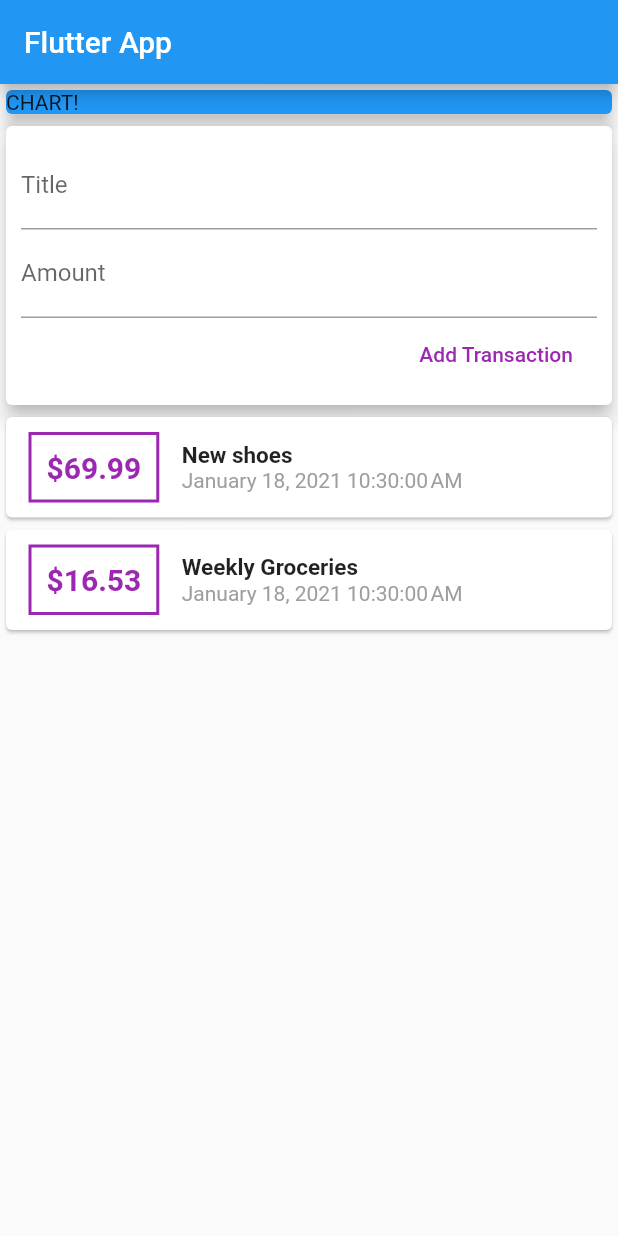
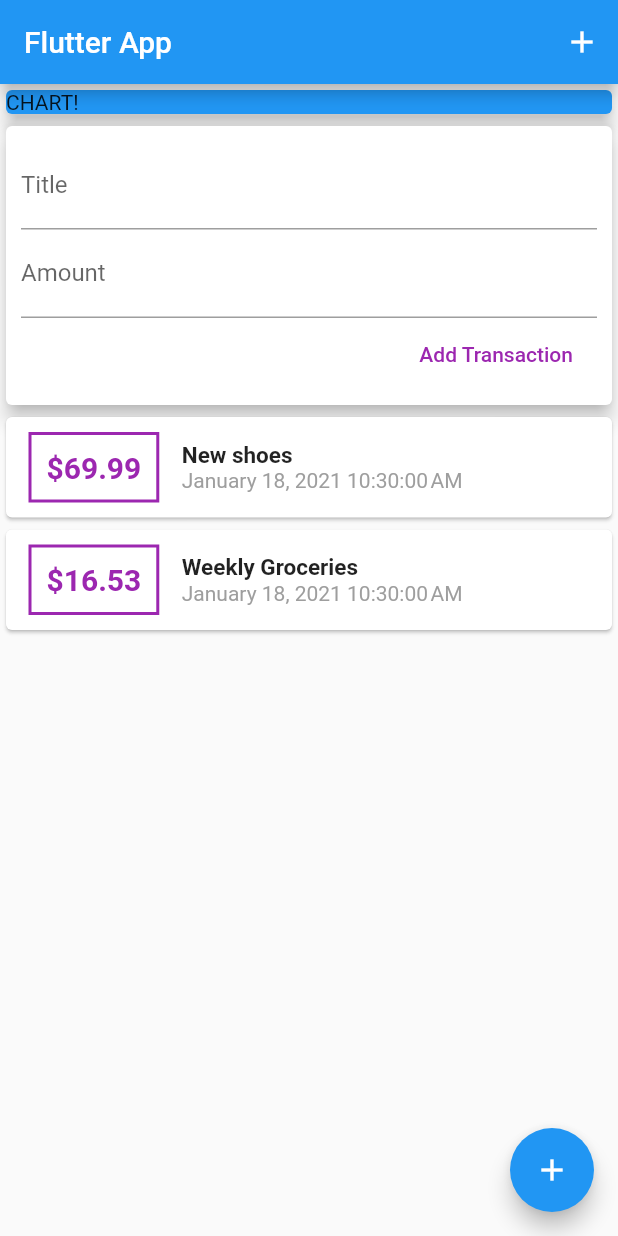
Before and after one commit to AndreiSharou/personal_expenses_app, a Flutter app: the screen it shows after launch, after a tap on "Add Transaction", on a phone screen of 412 x 824 dp. Run offline on Flutter 3.47's test engine with Material 2 defaults, Android fonts, the phone set to English and light mode, and no system bars.

Commit message:
add listview and floatting button

```diff
--- a/lib/main.dart
+++ b/lib/main.dart
@@ -25,6 +25,7 @@ class MyHomePage extends StatelessWidget {
     return Scaffold(
       appBar: AppBar(
         title: Text('Flutter App'),
+        actions: [IconButton(icon: Icon(Icons.add), onPressed: () {})],
       ),
       body: SingleChildScrollView(
         child: Column(
@@ -43,6 +44,10 @@ class MyHomePage extends StatelessWidget {
           ],
         ),
       ),
+      floatingActionButton: FloatingActionButton(
+        child: Icon(Icons.add),
+        onPressed: () {},
+      ),
     );
   }
 }
--- a/lib/widgets/new_transaction.dart
+++ b/lib/widgets/new_transaction.dart
@@ -7,6 +7,19 @@ class NewTransaction extends StatelessWidget {
   final amountController = TextEditingController();
 
   NewTransaction(this.addTx);
+
+  void submitData() {
+    final enteredTitle = titleController.text;
+    final enteredAmount = double.parse(amountController.text);
+
+    if (enteredTitle.isEmpty || enteredAmount <= 0) {
+      return;
+    }
+    addTx(
+      titleController.text,
+      double.parse(amountController.text),
+    );
+  }
 
   @override
   Widget build(BuildContext context) {
@@ -27,15 +40,12 @@ class NewTransaction extends StatelessWidget {
             TextField(
               decoration: InputDecoration(labelText: 'Amount'),
               controller: amountController,
+              keyboardType: TextInputType.number,
+              onSubmitted: (_) => submitData(),
               // onChanged: (value) => amountInput = value,
             ),
             FlatButton(
-              onPressed: () {
-                addTx(
-                  titleController.text,
-                  double.parse(amountController.text),
-                );
-              },
+              onPressed: submitData,
               child: Text('Add Transaction'),
               textColor: Colors.purple,
             )
--- a/lib/widgets/transaction_list.dart
+++ b/lib/widgets/transaction_list.dart
@@ -3,19 +3,16 @@ import 'package:intl/intl.dart';
 import '../models/transaction.dart';
 
 class TransactionList extends StatelessWidget {
-
   final List<Transaction> transactions;
 
   TransactionList(this.transactions);
-
 
   @override
   Widget build(BuildContext context) {
     return Container(
       height: 300,
-      child: SingleChildScrollView(
-        child: Column(
-          children: transactions.map((tx) {
+      child: ListView.builder(
+        itemBuilder: (ctx, index) {
           return Card(
               child: Row(
             children: <Widget>[
@@ -31,7 +28,7 @@ class TransactionList extends StatelessWidget {
                   ),
                 ),
                 child: Text(
-                        '\$${tx.amount}',
+                  '\$${transactions[index].amount.toStringAsFixed(2)}',
                   style: TextStyle(
                       fontWeight: FontWeight.bold,
                       fontSize: 20,
@@ -43,22 +40,22 @@ class TransactionList extends StatelessWidget {
                 crossAxisAlignment: CrossAxisAlignment.start,
                 children: <Widget>[
                   Text(
-                          tx.title,
+                    transactions[index].title,
                     style: TextStyle(
                       fontSize: 15,
                       fontWeight: FontWeight.bold,
                     ),
                   ),
                   Text(
-                          DateFormat().format(tx.date),
+                    DateFormat().format(transactions[index].date),
                     style: TextStyle(color: Colors.grey),
                   ),
                 ],
               )
             ],
           ));
-          }).toList(),
-        ),
+        },
+        itemCount: transactions.length,
       ),
     );
   }
```
Lines whose indentation alone changed are shown as unchanged.
